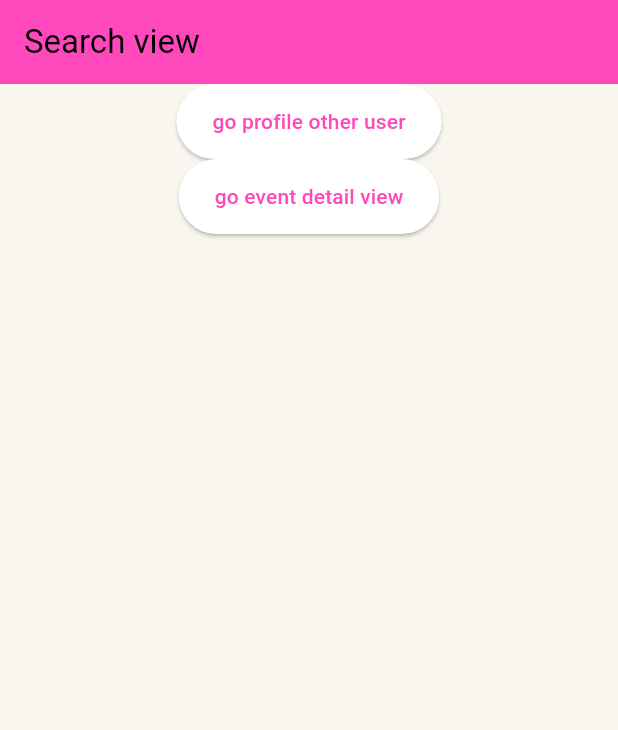
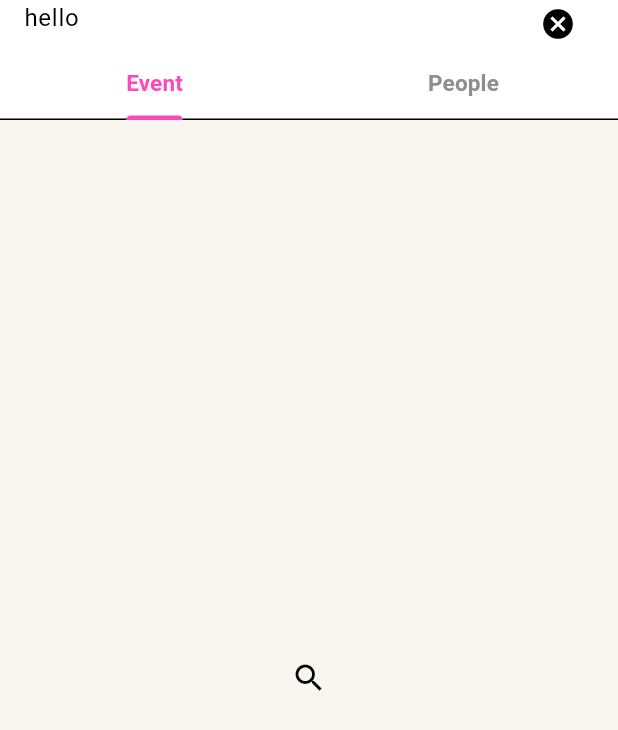
Before and after one commit to luke-nguyen-goldenowl/join_me, a Flutter app: the SearchView screen opened by its route, on a phone screen of 412 x 824 dp. Shown: the top 730 px of the screen. Run offline on Flutter 3.47's test engine with Material 3 defaults, Android fonts, the phone set to English and light mode, and no system bars; our stand-ins replace bot_toast, cached_network_image, cloud_firestore, connectivity_plus, device_info_plus, dio and 24 more; missing offline and left inert: flutter_facebook_auth, version; accounts and stored records are empty; generated files the repository leaves out were written again; project files that could hold a hidden picture were left out.

Commit message:
setup search screen

```diff
--- /dev/null
+++ b/lib/src/features/search/logic/search_bloc.dart
@@ -0,0 +1,10 @@
+import 'package:flutter_bloc/flutter_bloc.dart';
+import 'package:myapp/src/features/search/logic/search_state.dart';
+
+class SearchBloc extends Cubit<SearchState> {
+  SearchBloc() : super(SearchState());
+
+  void setSearchValue(String value) {
+    emit(state.copyWith(searchValue: value));
+  }
+}
--- /dev/null
+++ b/lib/src/features/search/logic/search_state.dart
@@ -0,0 +1,11 @@
+class SearchState {
+  String searchValue;
+  SearchState({this.searchValue = "hello"});
+  SearchState copyWith({
+    searchValue,
+  }) {
+    return SearchState(
+      searchValue: searchValue ?? this.searchValue,
+    );
+  }
+}
--- /dev/null
+++ b/lib/src/features/search/model/person.dart
@@ -0,0 +1,6 @@
+class Person {
+  String name;
+  String image;
+  String id;
+  Person({required this.id, required this.image, required this.name});
+}
--- a/lib/src/features/search/view/search_view.dart
+++ b/lib/src/features/search/view/search_view.dart
@@ -1,31 +1,64 @@
 import 'package:flutter/material.dart';
-import 'package:myapp/src/router/coordinator.dart';
+import 'package:flutter_bloc/flutter_bloc.dart';
+import 'package:myapp/src/features/search/logic/search_bloc.dart';
+import 'package:myapp/src/features/search/logic/search_state.dart';
+import 'package:myapp/src/theme/colors.dart';
+import 'package:myapp/widgets/appbar/app_bar_custom.dart';
+import 'package:myapp/widgets/forms/input.dart';
 
 class SearchView extends StatelessWidget {
-  const SearchView({super.key});
+  const SearchView({Key? key}) : super(key: key);
 
   @override
   Widget build(BuildContext context) {
-    return Scaffold(
-      appBar: AppBar(
-        title: const Text("Search view"),
+    return BlocProvider(
+        create: (_) => SearchBloc(),
+        child: BlocBuilder<SearchBloc, SearchState>(
+          buildWhen: (previous, current) {
+            return previous.searchValue != current.searchValue;
+          },
+          builder: (context, state) {
+            return DefaultTabController(
+              length: 2,
+              child: Scaffold(
+                appBar: AppBarCustom(
+                  title: XInput(
+                    value: state.searchValue,
+                    onChanged: (value) {
+                      context.read<SearchBloc>().setSearchValue(value);
+                    },
+                    decoration: const InputDecoration(
+                      hintText: "Search event or people",
+                      // prefixIcon: Icon(Icons.search),
+                      // prefixIconColor: AppColors.grey,
+                      border: InputBorder.none,
                     ),
-      body: Center(
-        child: Column(
+                  ),
+                  bottom: const TabBar(
+                    labelStyle: TextStyle(
+                      fontSize: 15,
+                      fontWeight: FontWeight.bold,
+                    ),
+                    unselectedLabelColor: AppColors.grey,
+                    tabs: [
+                      Tab(
+                        text: "Event",
+                      ),
+                      Tab(
+                        text: "People",
+                      ),
+                    ],
+                  ),
+                ),
+                body: const TabBarView(
                   children: [
-            ElevatedButton(
-                onPressed: () {
-                  AppCoordinator.showProfileOtherUser(id: '1');
-                },
-                child: const Text("go profile other user")),
-            ElevatedButton(
-                onPressed: () {
-                  AppCoordinator.showEventDetails(id: '1');
-                },
-                child: const Text("go event detail view"))
+                    Icon(Icons.search),
+                    Icon(Icons.add),
                   ],
                 ),
               ),
             );
+          },
+        ));
   }
 }
--- a/lib/widgets/appbar/app_bar_custom.dart
+++ b/lib/widgets/appbar/app_bar_custom.dart
@@ -2,19 +2,19 @@ import 'package:flutter/material.dart';
 import 'package:myapp/src/theme/colors.dart';
 
 class AppBarCustom extends StatelessWidget implements PreferredSizeWidget {
-  const AppBarCustom({super.key, this.actions, this.leading, this.title});
+  const AppBarCustom(
+      {super.key, this.actions, this.leading, this.title, this.bottom});
 
   final Widget? leading;
   final List<Widget>? actions;
-  final String? title;
+  final Widget? title;
+  final PreferredSizeWidget? bottom;
 
   @override
   Widget build(BuildContext context) {
     return AppBar(
       backgroundColor: AppColors.white,
-      title: Text(
-        title ?? "",
-      ),
+      title: title,
       titleTextStyle: const TextStyle(
         fontSize: 22,
         fontWeight: FontWeight.bold,
@@ -23,9 +23,11 @@ class AppBarCustom extends StatelessWidget implements PreferredSizeWidget {
       centerTitle: true,
       leading: leading,
       actions: actions,
+      bottom: bottom,
     );
   }
 
   @override
-  Size get preferredSize => const Size.fromHeight(kToolbarHeight);
+  Size get preferredSize =>
+      Size.fromHeight(bottom == null ? kToolbarHeight : 80);
 }
```
Also changed, not shown: lib/src/features/search/data/event_search_data.dart (added, +24 -0 lines), lib/src/features/search/data/person_data.dart (added, +8 -0 lines), lib/src/features/search/model/event_search.dart (added, +12 -0 lines). Lines whose indentation alone changed are shown as unchanged.
